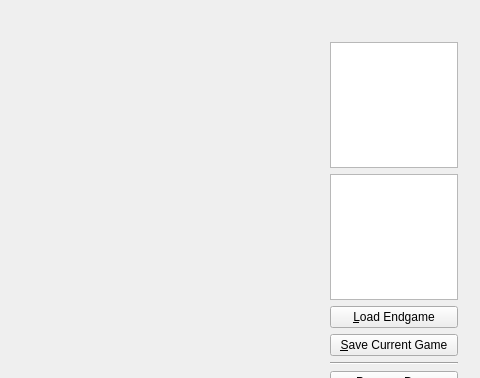
The window that frmmain.ui (dkz051/chess) describes before a commit, drawn with Qt 5; both pictures show x 160 to 640 and y 0 to 378 of the 640 by 480 pixel window.
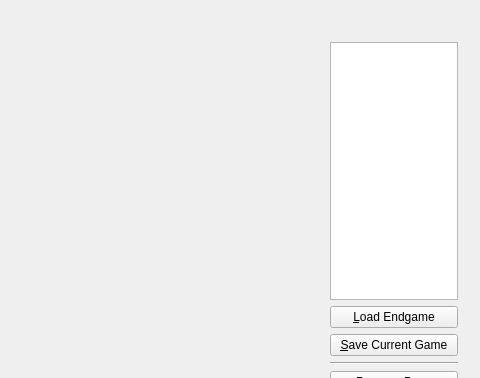
The same window after the commit.

What changed in the file:
```diff
--- a/frmmain.ui
+++ b/frmmain.ui
@@ -47,9 +47,6 @@
        </size>
       </property>
       <layout class="QGridLayout" name="gridLayout">
-       <item row="3" column="0">
-        <widget class="QTextBrowser" name="txtCommands"/>
-       </item>
        <item row="0" column="0">
         <widget class="QLabel" name="lblCountdown">
          <property name="sizePolicy">
@@ -88,10 +85,10 @@
           <bool>true</bool>
          </property>
          <attribute name="horizontalHeaderVisible">
-          <bool>true</bool>
+          <bool>false</bool>
          </attribute>
          <attribute name="verticalHeaderVisible">
-          <bool>true</bool>
+          <bool>false</bool>
          </attribute>
         </widget>
        </item>
```
Left out of the diff: 42 changed lines with no effect on the pictures.
